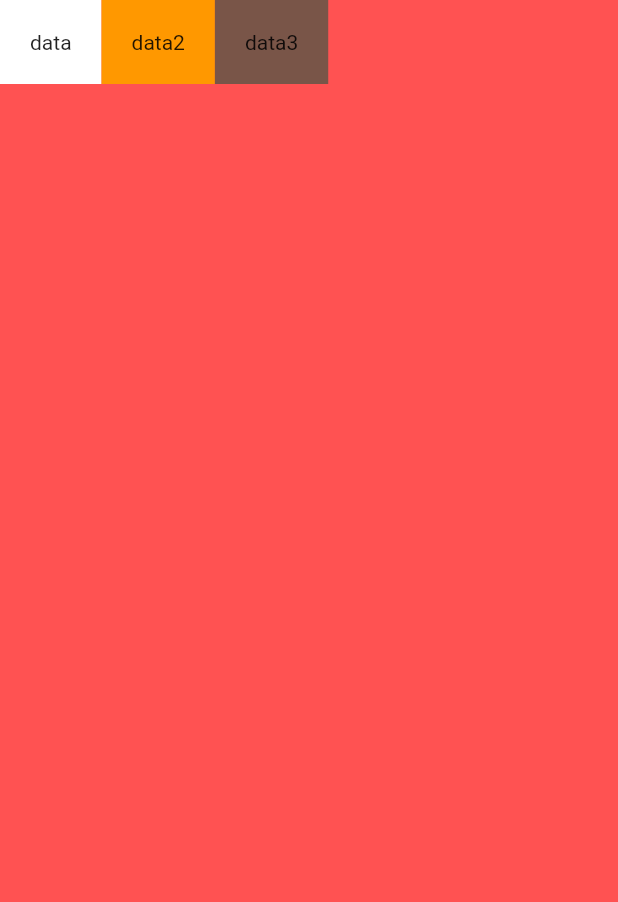
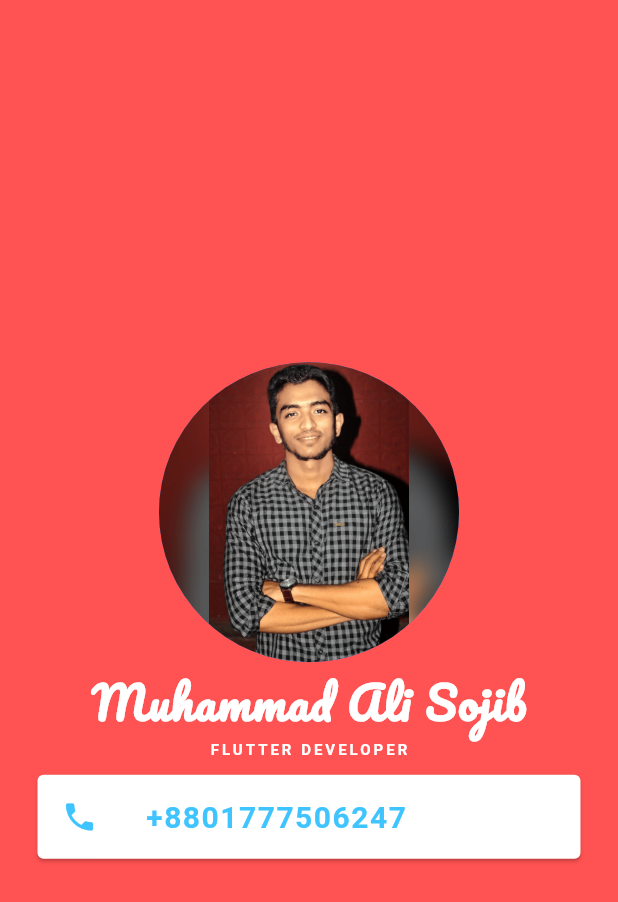
Before and after one commit to Shojib505/my-intro-Flutter, a Flutter app: the screen it shows after launch, on a phone screen of 412 x 824 dp. Shown: the top 902 px of the screen. Run offline on Flutter 3.47's test engine with Material 2 defaults, Android fonts, the phone set to English and light mode, and no system bars.

Commit message:
phone number and avater added

```diff
--- a/lib/main.dart
+++ b/lib/main.dart
@@ -1,5 +1,3 @@
-
-
 import 'package:flutter/cupertino.dart';
 import 'package:flutter/material.dart';
 
@@ -17,48 +15,53 @@ class MyApp extends StatelessWidget {
       home: Scaffold(
         backgroundColor: Colors.redAccent,
         body: SafeArea(
-          child: Row(
-            // mainAxisSize: MainAxisSize.min,
-            // mainAxisAlignment: MainAxisAlignment.spaceBetween,
-            // crossAxisAlignment: CrossAxisAlignment.stretch ,
+          child: Center(
+            child: Column(
+              mainAxisAlignment: MainAxisAlignment.center,
+              children: const <Widget>[
+                CircleAvatar(
+                  radius: 100.0,
+                  backgroundImage: AssetImage('images/picture.png'),
+                ),
+                Text(
+                  'Muhammad Ali Sojib',
+                  style: TextStyle(
+                      fontFamily: 'Pacifico',
+                      fontSize: 30.0,
+                      fontWeight: FontWeight.bold,
+                      letterSpacing: 1.0,
+                      color: Colors.white),
+                ),
+                Text(
+                  'FLUTTER DEVELOPER',
+                  style: TextStyle(
+                      fontSize: 10.0,
+                      color: Colors.white,
+                      fontWeight: FontWeight.bold,
+                      letterSpacing: 2.0),
+                ),
+                Card(
+                  color: Colors.white,
+                  margin:
+                      EdgeInsets.symmetric(vertical: 10.0, horizontal: 25.0),
+                  child: ListTile(
+                    leading: Icon(
+                      Icons.phone,
+                      color: Colors.lightBlueAccent,
+                    ),
+                    title: Text(
+                      '+8801777506247',
+                      style: TextStyle(
+                          color: Colors.lightBlueAccent,
+                          fontWeight: FontWeight.bold,
+                          letterSpacing: 1.0,
+                          fontSize: 20.0),
+                    ),
+                  ),
+                )
 
-
-            children: <Widget>[
-
-              Container(
-                // height: 100.0,
-                // width: 100.0,
-                // margin: EdgeInsets.only(left: 30.0),
-                padding: EdgeInsets.all(20),
-                color: Colors.white,
-                child: Text('data'),
-              ),
-              SizedBox(height: 10,),
-
-              Container(
-                // height: 100.0,
-                // width: 100.0,
-                // margin: EdgeInsets.only(left: 30.0),
-                padding: EdgeInsets.all(20),
-                color: Colors.orange,
-                child: Text('data2'),
-              ),
-              SizedBox(height: 10,),
-              Container(
-                // height: 100.0,
-                // width: 100.0,
-                // margin: EdgeInsets.only(left: 30.0),
-                padding: EdgeInsets.all(20),
-                color: Colors.brown,
-                child: Text('data3'),
-              ),
-              // Container(
-              //   width: double.infinity,
-              //   height: 100.0,
-              // )
-            ],
-
-
+              ],
+            ),
           ),
         ),
       ),
```
Also changed, not shown: pubspec.yaml (+6 -6 lines), fonts/Pacifico-Regular.ttf (added), images/picture.png (added).
